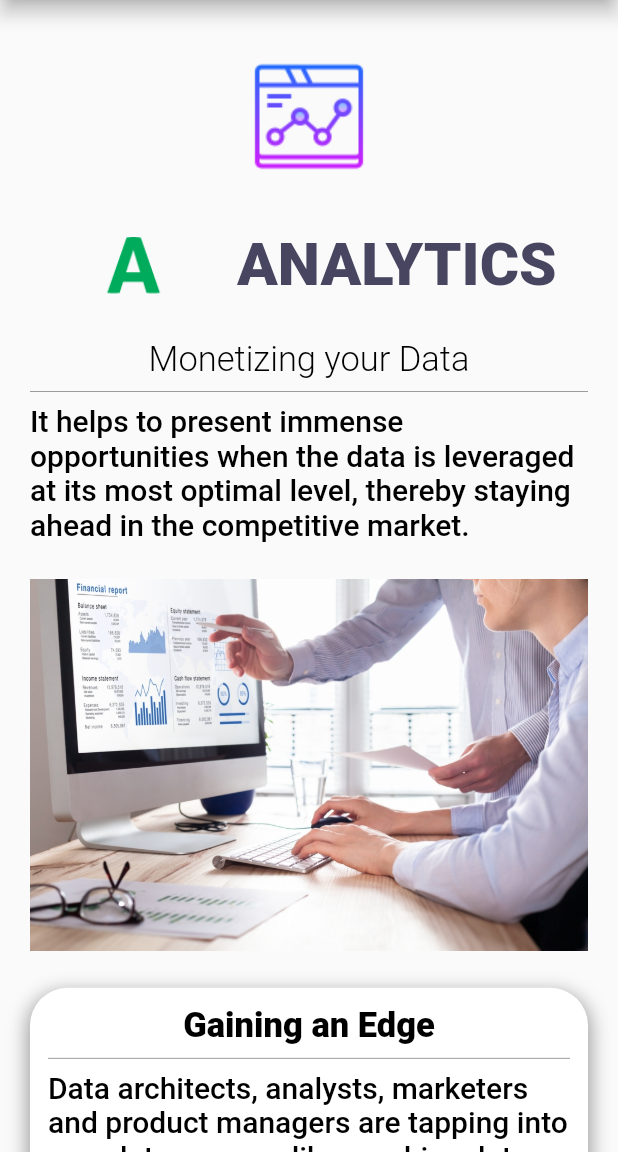
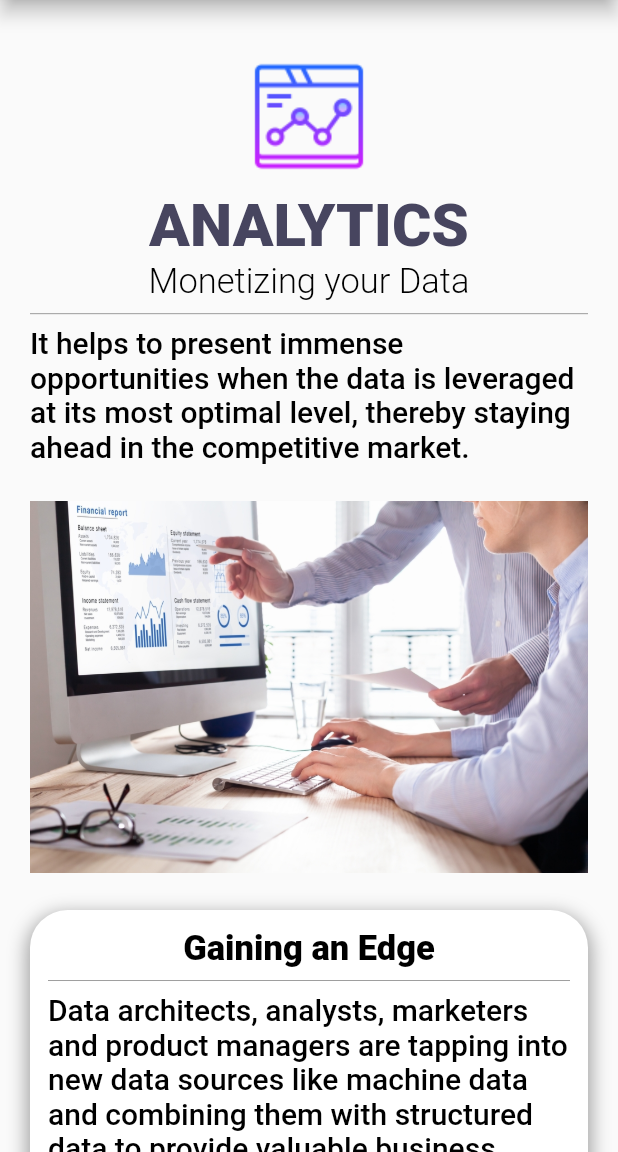
Before and after one commit to ArrreMayuGaming/Insight, a Flutter app: the MyAnalyticsPage screen opened directly, on a phone screen of 412 x 824 dp, the part 84-1236 px from its top. Run offline on Flutter 3.47's test engine with Material 2 defaults, Android fonts, the phone set to English and light mode, and no system bars; our stand-ins replace carousel_slider, font_awesome_flutter, google_fonts, simple_animations, splashscreen; missing offline and left inert: animated_text.

Commit message:
colored ismac png removed

```diff
--- a/lib/commonuser/ismac/analytics.dart
+++ b/lib/commonuser/ismac/analytics.dart
@@ -8,7 +8,6 @@ class MyAnalyticsPage extends StatefulWidget {
 class _MyAppState extends State<MyAnalyticsPage> {
   @override
   Widget build(BuildContext context) {
-
     return Scaffold(
       appBar: AppBar(
         backgroundColor: Colors.white,
@@ -19,7 +18,6 @@ class _MyAppState extends State<MyAnalyticsPage> {
           height: MediaQuery.of(context).size.height * 0.07,
         ),
       ),
-
       body: SafeArea(
         bottom: false,
         child: Stack(
@@ -43,25 +41,14 @@ class _MyAppState extends State<MyAnalyticsPage> {
                         ),
                         Container(
                           width: MediaQuery.of(context).size.width - 20,
-                          child: Row(
-                            crossAxisAlignment: CrossAxisAlignment.center,
-                            mainAxisAlignment: MainAxisAlignment.spaceEvenly,
-                            children: <Widget>[
-                              Image.asset(
-                                "assets/ismacColored/a.png",
-                                height:
-                                    MediaQuery.of(context).size.height * 0.12,
-                              ),
-                              Text(
+                          child: Text(
                             "ANALYTICS",
                             style: TextStyle(
                               fontSize: 40,
                               color: const Color(0xff47455f),
                               fontWeight: FontWeight.w900,
                             ),
-                                textAlign: TextAlign.left,
-                              ),
-                            ],
+                            textAlign: TextAlign.center,
                           ),
                         ),
                         Text(
```
Also changed, not shown: lib/commonuser/ismac/cloud.dart (+2 -12 lines), lib/commonuser/ismac/infrastructure.dart (+2 -13 lines), lib/commonuser/ismac/mobility.dart (+2 -12 lines), lib/commonuser/ismac/security.dart (+2 -12 lines). Lines whose indentation alone changed are shown as unchanged.
